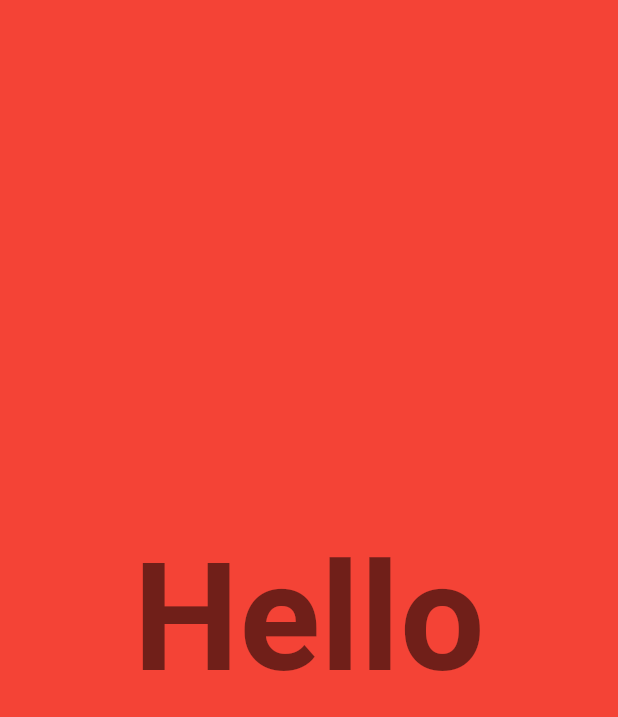
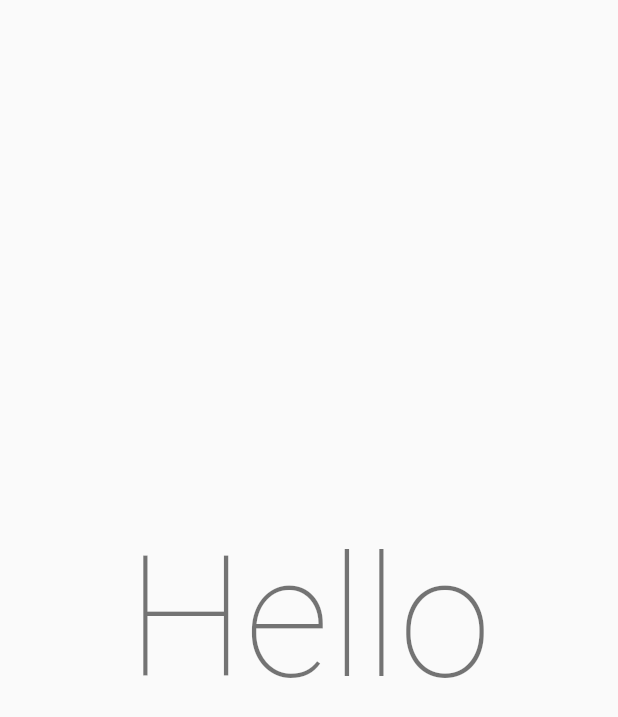
Before and after one commit to MarwanHishamAbbas/VR-Movies, a Flutter app: the screen it shows after launch, on a phone screen of 412 x 824 dp. Shown: the top 717 px of the screen. Run offline on Flutter 3.47's test engine with Material 2 defaults, Android fonts, the phone set to English and light mode, and no system bars.

Commit message:
still setting up the theme

```diff
--- a/lib/main.dart
+++ b/lib/main.dart
@@ -13,22 +13,14 @@ class MyApp extends StatelessWidget {
     return MaterialApp(
       debugShowCheckedModeBanner: false,
       title: 'VR Movies',
-      home: const MyHomePage(title: ''),
-      theme: ThemeData(
-        textTheme: const TextTheme(
-          headline1: TextStyle(fontSize: 100.0, fontWeight: FontWeight.bold),
-          headline6: TextStyle(fontSize: 36.0, fontStyle: FontStyle.italic),
-          bodyText2: TextStyle(fontSize: 14.0, fontFamily: 'Hind'),
-        ),
-      ),
+      home: const MyHomePage(),
+      theme: ThemeData(),
     );
   }
 }
 
 class MyHomePage extends StatefulWidget {
-  const MyHomePage({super.key, required this.title});
-
-  final String title;
+  const MyHomePage({super.key});
 
   @override
   State<MyHomePage> createState() => _MyHomePageState();
@@ -38,7 +30,6 @@ class _MyHomePageState extends State<MyHomePage> {
   @override
   Widget build(BuildContext context) {
     return Scaffold(
-      backgroundColor: Colors.red,
       body: Center(
         child: Text(
           "Hello",
```
Also changed, not shown: lib/styles.dart (+1 -18 lines).
